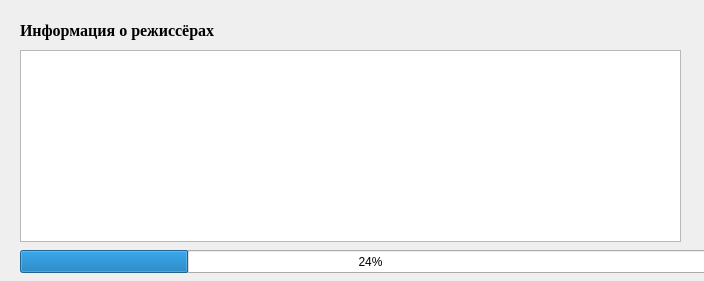
The window that Client/outputdirector.ui (NikitaVirachev/course-work-on-DB) describes before a commit, drawn with Qt 5.
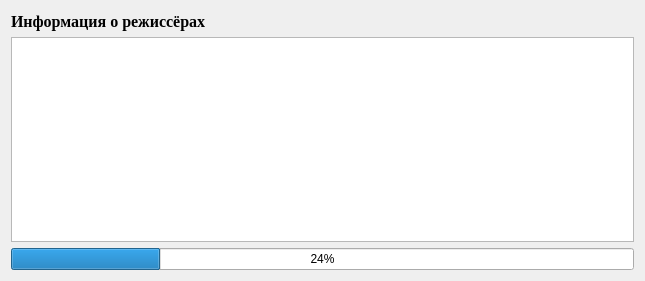
The same window after the commit.

What changed in the file:
```diff
--- a/Client/outputdirector.ui
+++ b/Client/outputdirector.ui
@@ -6,22 +6,22 @@
    <rect>
     <x>0</x>
     <y>0</y>
-    <width>704</width>
+    <width>645</width>
     <height>281</height>
    </rect>
   </property>
   <property name="windowTitle">
    <string>Form</string>
   </property>
+  <layout class="QGridLayout" name="gridLayout">
+   <item row="0" column="0">
+    <layout class="QVBoxLayout" name="verticalLayout_2">
+     <item>
+      <layout class="QVBoxLayout" name="verticalLayout">
+       <item>
+        <layout class="QHBoxLayout" name="horizontalLayout">
+         <item>
   <widget class="QLabel" name="label">
-   <property name="geometry">
-    <rect>
-     <x>20</x>
-     <y>20</y>
-     <width>661</width>
-     <height>21</height>
-    </rect>
-   </property>
    <property name="font">
     <font>
      <family>Times New Roman</family>
@@ -34,29 +34,37 @@
     <string>Информация о режиссёрах</string>
    </property>
   </widget>
-  <widget class="QTableView" name="tableView">
-   <property name="geometry">
-    <rect>
-     <x>20</x>
-     <y>50</y>
-     <width>661</width>
-     <height>192</height>
-    </rect>
-   </property>
-  </widget>
+         </item>
+         <item>
+          <spacer name="horizontalSpacer">
+           <property name="orientation">
+            <enum>Qt::Horizontal</enum>
+           </property>
+           <property name="sizeHint" stdset="0">
+            <size>
+             <width>40</width>
+             <height>20</height>
+            </size>
+           </property>
+          </spacer>
+         </item>
+        </layout>
+       </item>
+       <item>
+        <widget class="QTableView" name="tableView"/>
+       </item>
+      </layout>
+     </item>
+     <item>
   <widget class="QProgressBar" name="progressBar">
-   <property name="geometry">
-    <rect>
-     <x>20</x>
-     <y>250</y>
-     <width>701</width>
-     <height>23</height>
-    </rect>
-   </property>
    <property name="value">
     <number>24</number>
    </property>
   </widget>
+     </item>
+    </layout>
+   </item>
+  </layout>
  </widget>
  <resources/>
  <connections/>
```
Lines whose indentation alone changed are shown as unchanged.
